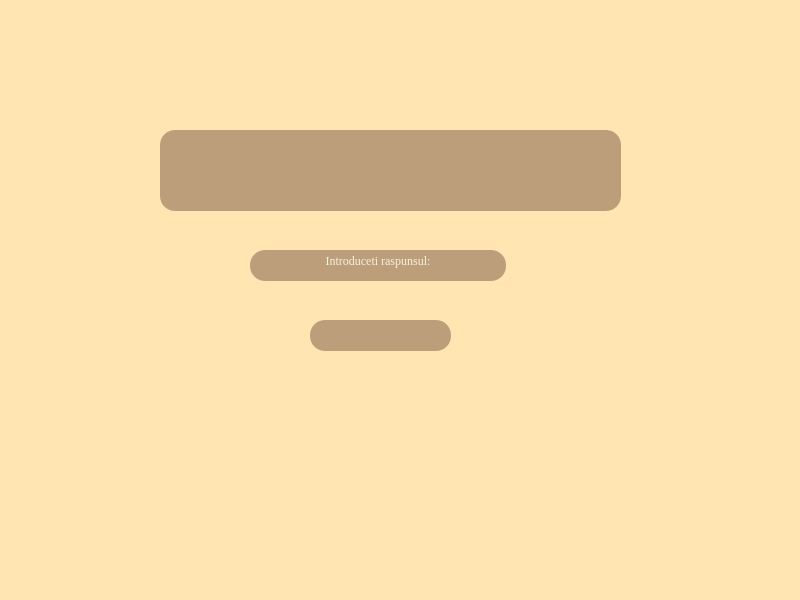
First picture: the form in GUI/Start-intermediar/intrebarinumerice.ui, repository DianaMatei11/ProjectModernCPP---Triviador, before the edit.
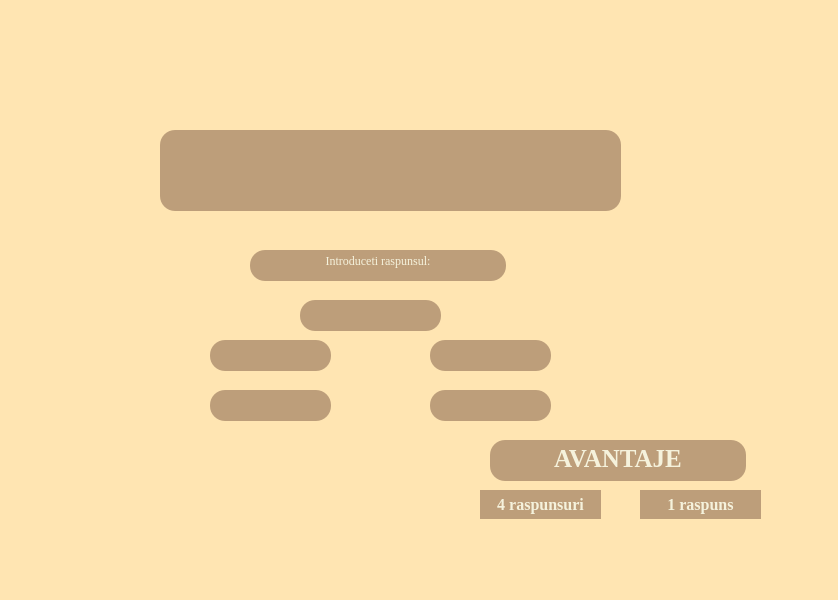
Second picture: the form after the edit.

Patch:
```diff
--- a/GUI/Start-intermediar/intrebarinumerice.ui
+++ b/GUI/Start-intermediar/intrebarinumerice.ui
@@ -6,13 +6,16 @@
    <rect>
     <x>0</x>
     <y>0</y>
-    <width>800</width>
+    <width>838</width>
     <height>600</height>
    </rect>
   </property>
   <property name="windowTitle">
    <string>IntrebariNumerice</string>
   </property>
+  <property name="layoutDirection">
+   <enum>Qt::LeftToRight</enum>
+  </property>
   <property name="styleSheet">
    <string notr="true">background-color: rgb(255, 229, 178);</string>
   </property>
@@ -63,8 +66,8 @@
    <widget class="QLineEdit" name="raspuns_numeric">
     <property name="geometry">
      <rect>
-      <x>310</x>
-      <y>320</y>
+      <x>300</x>
+      <y>300</y>
       <width>141</width>
       <height>31</height>
      </rect>
@@ -75,6 +78,140 @@
 </string>
     </property>
    </widget>
+   <widget class="QPushButton" name="pushButton">
+    <property name="geometry">
+     <rect>
+      <x>480</x>
+      <y>490</y>
+      <width>121</width>
+      <height>29</height>
+     </rect>
+    </property>
+    <property name="styleSheet">
+     <string notr="true">background-color: rgb(189, 158, 122);
+color: rgb(245, 242, 220); font-size: 16px; font: Bold; font-family:Georgia; border-radius:15px
+</string>
+    </property>
+    <property name="text">
+     <string>4 raspunsuri</string>
+    </property>
+   </widget>
+   <widget class="QPushButton" name="pushButton_2">
+    <property name="geometry">
+     <rect>
+      <x>640</x>
+      <y>490</y>
+      <width>121</width>
+      <height>29</height>
+     </rect>
+    </property>
+    <property name="styleSheet">
+     <string notr="true">background-color: rgb(189, 158, 122);
+border-color: qlineargradient(spread:pad, x1:0, y1:0, x2:1, y2:0, stop:0 rgba(0, 0, 0, 255), stop:1 rgba(255, 255, 255, 255));
+color: rgb(245, 242, 220); font-size: 16px; font: Bold; font-family:Georgia; border-radius:15px
+</string>
+    </property>
+    <property name="text">
+     <string>1 raspuns</string>
+    </property>
+   </widget>
+   <widget class="QTextBrowser" name="textBrowser_2">
+    <property name="geometry">
+     <rect>
+      <x>490</x>
+      <y>440</y>
+      <width>256</width>
+      <height>41</height>
+     </rect>
+    </property>
+    <property name="styleSheet">
+     <string notr="true">background-color: rgb(189, 158, 122);
+color: rgb(245, 242, 220); font-size: 25px; font: Bold; font-family:Georgia; border-radius:15px
+</string>
+    </property>
+    <property name="html">
+     <string>&lt;!DOCTYPE HTML PUBLIC &quot;-//W3C//DTD HTML 4.0//EN&quot; &quot;http://www.w3.org/TR/REC-html40/strict.dtd&quot;&gt;
+&lt;html&gt;&lt;head&gt;&lt;meta name=&quot;qrichtext&quot; content=&quot;1&quot; /&gt;&lt;meta charset=&quot;utf-8&quot; /&gt;&lt;style type=&quot;text/css&quot;&gt;
+p, li { white-space: pre-wrap; }
+hr { height: 1px; border-width: 0; }
+li.unchecked::marker { content: &quot;\2610&quot;; }
+li.checked::marker { content: &quot;\2612&quot;; }
+&lt;/style&gt;&lt;/head&gt;&lt;body style=&quot; font-family:'Georgia'; font-size:25px; font-weight:700; font-style:normal;&quot;&gt;
+&lt;p align=&quot;center&quot; style=&quot; margin-top:0px; margin-bottom:0px; margin-left:0px; margin-right:0px; -qt-block-indent:0; text-indent:0px;&quot;&gt;&lt;span style=&quot; font-size:25px;&quot;&gt;AVANTAJE&lt;/span&gt;&lt;/p&gt;&lt;/body&gt;&lt;/html&gt;</string>
+    </property>
+   </widget>
+   <widget class="QPushButton" name="av0">
+    <property name="geometry">
+     <rect>
+      <x>210</x>
+      <y>340</y>
+      <width>121</width>
+      <height>31</height>
+     </rect>
+    </property>
+    <property name="styleSheet">
+     <string notr="true">background-color: rgb(189, 158, 122);
+color: rgb(245, 242, 220); font-size: 25px; font: Bold; font-family:Georgia; border-radius:15px
+</string>
+    </property>
+    <property name="text">
+     <string/>
+    </property>
+   </widget>
+   <widget class="QPushButton" name="av1">
+    <property name="geometry">
+     <rect>
+      <x>210</x>
+      <y>390</y>
+      <width>121</width>
+      <height>31</height>
+     </rect>
+    </property>
+    <property name="styleSheet">
+     <string notr="true">background-color: rgb(189, 158, 122);
+color: rgb(245, 242, 220); font-size: 25px; font: Bold; font-family:Georgia; border-radius:15px
+</string>
+    </property>
+    <property name="text">
+     <string/>
+    </property>
+   </widget>
+   <widget class="QPushButton" name="av2">
+    <property name="geometry">
+     <rect>
+      <x>430</x>
+      <y>340</y>
+      <width>121</width>
+      <height>31</height>
+     </rect>
+    </property>
+    <property name="styleSheet">
+     <string notr="true">background-color: rgb(189, 158, 122);
+color: rgb(245, 242, 220); font-size: 25px; font: Bold; font-family:Georgia; border-radius:15px
+</string>
+    </property>
+    <property name="text">
+     <string/>
+    </property>
+   </widget>
+   <widget class="QPushButton" name="av3">
+    <property name="geometry">
+     <rect>
+      <x>430</x>
+      <y>390</y>
+      <width>121</width>
+      <height>31</height>
+     </rect>
+    </property>
+    <property name="styleSheet">
+     <string notr="true">background-color: rgb(189, 158, 122);
+color: rgb(245, 242, 220); font-size: 25px; font: Bold; font-family:Georgia; border-radius:15px
+</string>
+    </property>
+    <property name="text">
+     <string/>
+    </property>
+   </widget>
   </widget>
   <widget class="QMenuBar" name="menubar">
    <property name="geometry">
```
Left out of the diff: 3 changed lines with no effect on the pictures.
